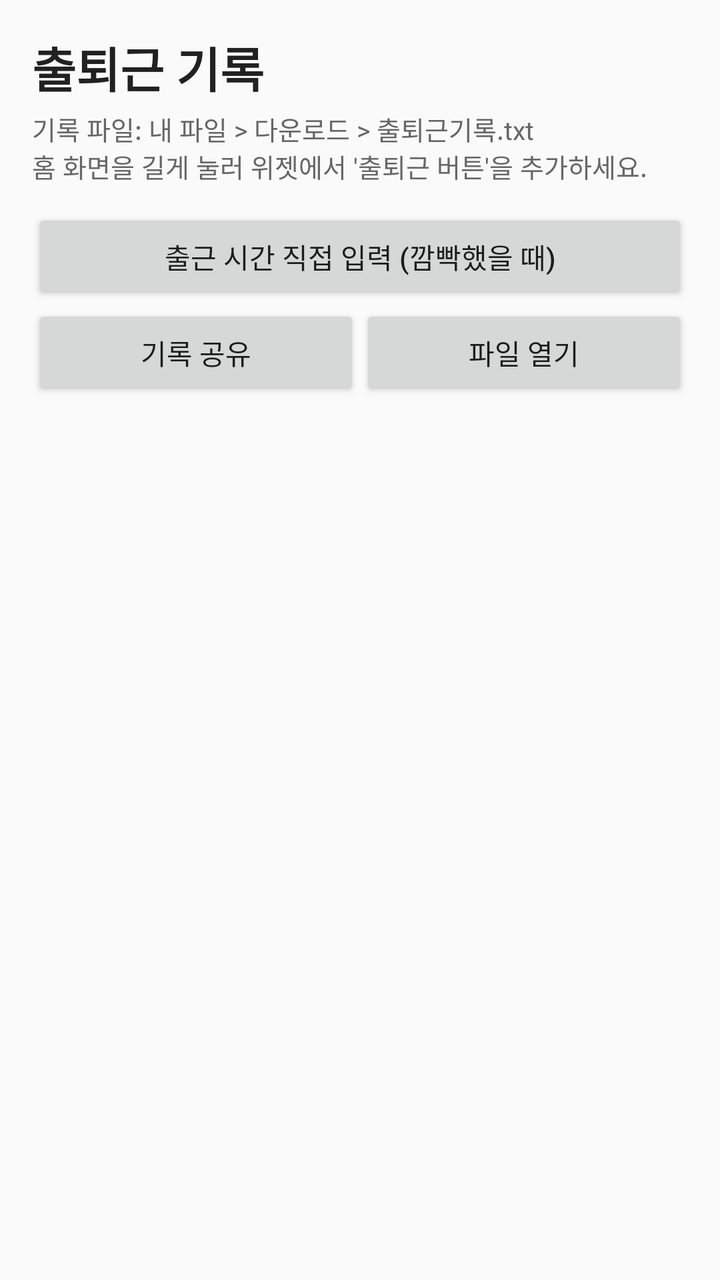
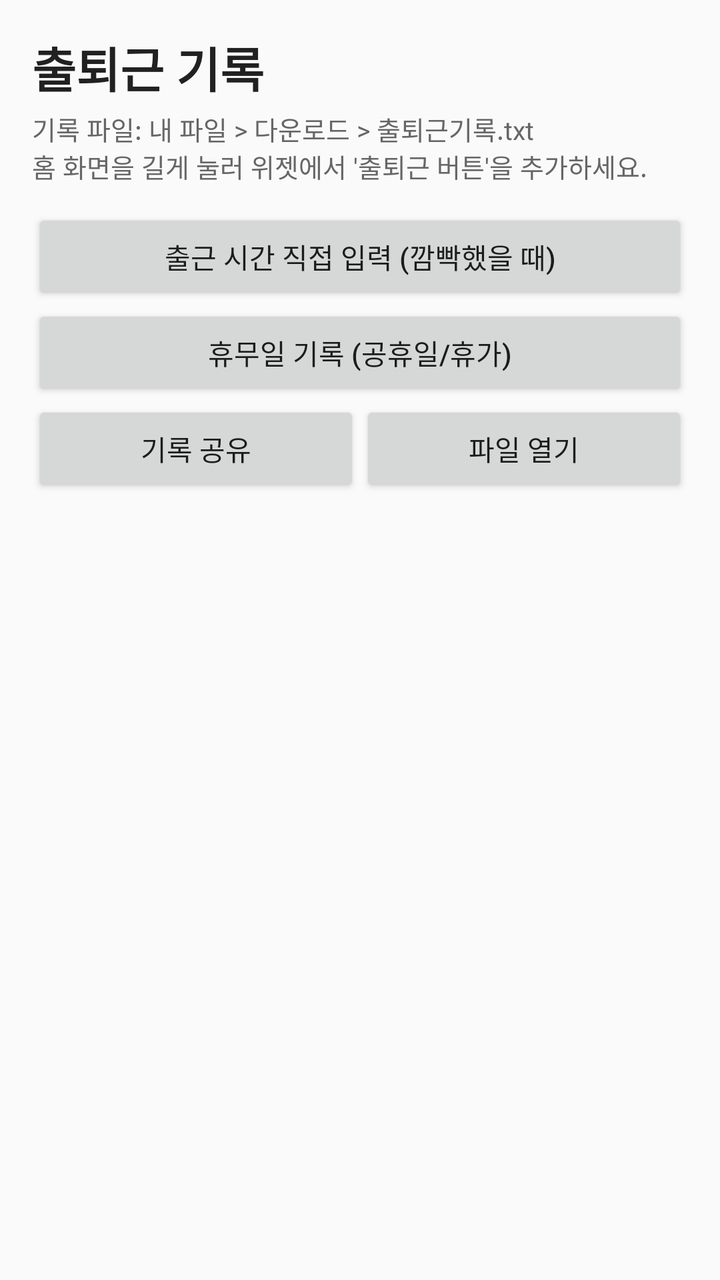

Two renders of the same Android screen: before a commit and after it. Below are the layout's source before the change and the commit's diff.
<!-- AndroidManifest.xml: application theme android:Theme.Material.Light.NoActionBar -->
<!-- res/layout/activity_main.xml -->
<?xml version="1.0" encoding="utf-8"?>
<LinearLayout xmlns:android="http://schemas.android.com/apk/res/android"
    android:id="@+id/root"
    android:layout_width="match_parent"
    android:layout_height="match_parent"
    android:background="#FAFAFA"
    android:orientation="vertical"
    android:padding="16dp">

    <TextView
        android:layout_width="match_parent"
        android:layout_height="wrap_content"
        android:text="@string/app_name"
        android:textColor="#212121"
        android:textSize="24sp"
        android:textStyle="bold" />

    <TextView
        android:layout_width="match_parent"
        android:layout_height="wrap_content"
        android:layout_marginTop="4dp"
        android:text="기록 파일: 내 파일 &gt; 다운로드 &gt; 출퇴근기록.txt\n홈 화면을 길게 눌러 위젯에서 '출퇴근 버튼'을 추가하세요."
        android:textColor="#666666"
        android:textSize="13sp" />

    <Button
        android:id="@+id/btn_manual_in"
        android:layout_width="match_parent"
        android:layout_height="wrap_content"
        android:layout_marginTop="12dp"
        android:text="출근 시간 직접 입력 (깜빡했을 때)" />

    <LinearLayout
        android:layout_width="match_parent"
        android:layout_height="wrap_content"
        android:orientation="horizontal">
        <Button
            android:id="@+id/btn_share"
            android:layout_width="0dp"
            android:layout_height="wrap_content"
            android:layout_weight="1"
            android:text="기록 공유" />
        <Button
            android:id="@+id/btn_open"
            android:layout_width="0dp"
            android:layout_height="wrap_content"
            android:layout_weight="1"
            android:text="파일 열기" />
    </LinearLayout>

    <ScrollView
        android:layout_width="match_parent"
        android:layout_height="0dp"
        android:layout_marginTop="12dp"
        android:layout_weight="1">
        <TextView
            android:id="@+id/log_text"
            android:layout_width="match_parent"
            android:layout_height="wrap_content"
            android:fontFamily="monospace"
            android:textColor="#212121"
            android:textIsSelectable="true"
            android:textSize="15sp" />
    </ScrollView>
</LinearLayout>
<!-- resources referenced by this layout -->
<resources>
  <string name="app_name">출퇴근 기록</string>
</resources>

<!-- the commit's change to res/layout/activity_main.xml (unified diff, before → after) -->
@@ -29,6 +29,12 @@
         android:layout_height="wrap_content"
         android:layout_marginTop="12dp"
         android:text="출근 시간 직접 입력 (깜빡했을 때)" />
+
+    <Button
+        android:id="@+id/btn_day_off"
+        android:layout_width="match_parent"
+        android:layout_height="wrap_content"
+        android:text="휴무일 기록 (공휴일/휴가)" />
 
     <LinearLayout
         android:layout_width="match_parent"
